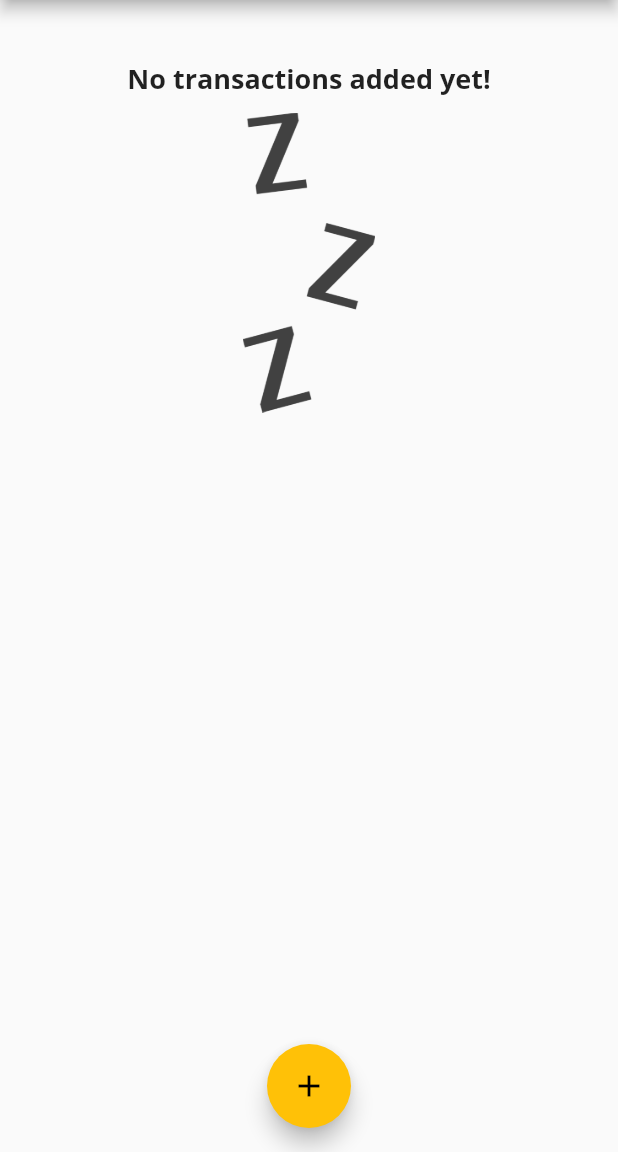
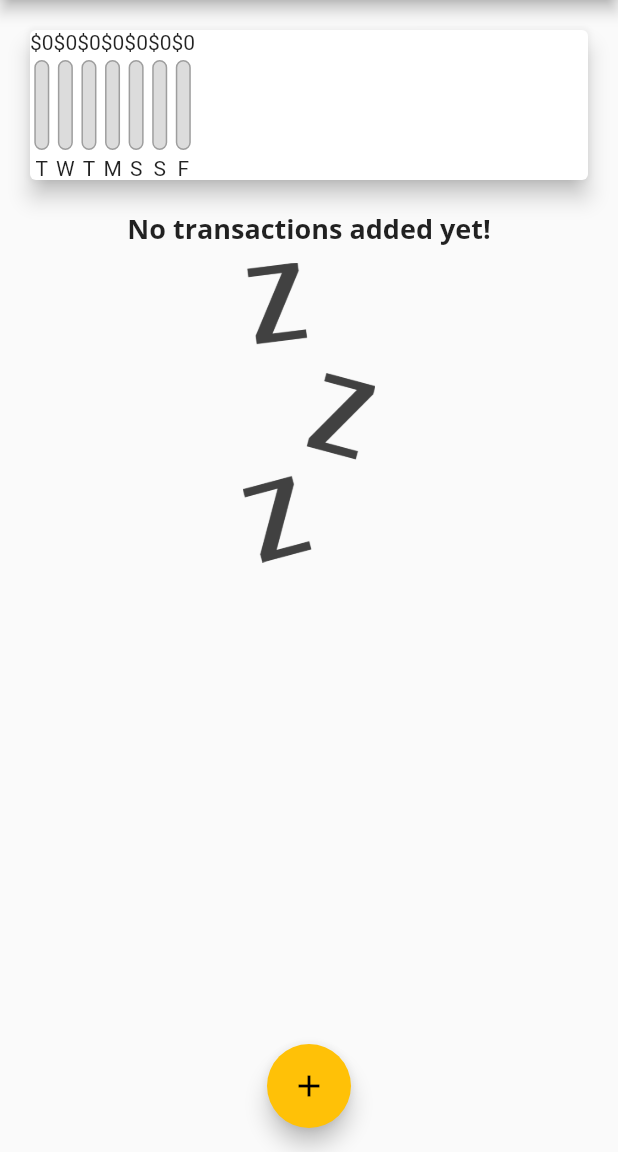
Before and after one commit to yaser-eftekhari/flutter-expense_planner, a Flutter app: the screen it shows after launch, on a phone screen of 412 x 824 dp, the part 84-1236 px from its top. Run offline on Flutter 3.47's test engine with Material 2 defaults, Android fonts, the phone set to English and light mode, and no system bars.

Commit message:
adding bars to the chart; needs more styling

```diff
--- a/lib/widgets/chart.dart
+++ b/lib/widgets/chart.dart
@@ -2,11 +2,18 @@ import 'package:flutter/material.dart';
 import 'package:intl/intl.dart';
 
 import '../model/transaction.dart';
+import 'chart_bar.dart';
 
 class Chart extends StatelessWidget {
   final List<Transaction> recentTransactions;
 
   Chart(this.recentTransactions);
+
+  double get totalSpending {
+    return groupedTransactionValues.fold(0.0, (previousValue, element) {
+      return previousValue + (element['amount'] as double);
+    });
+  }
 
   List<Map<String, Object>> get groupedTransactionValues {
     return List.generate(7, (index) {
@@ -15,14 +22,17 @@ class Chart extends StatelessWidget {
       );
 
       double sum = 0;
-      for(var i = 0; i < recentTransactions.length; i++) {
-        if(recentTransactions[i].date.day == weekDay.day &&
-        recentTransactions[i].date.month == weekDay.month &&
-        recentTransactions[i].date.year == weekDay.year)
+      for (var i = 0; i < recentTransactions.length; i++) {
+        if (recentTransactions[i].date.day == weekDay.day &&
+            recentTransactions[i].date.month == weekDay.month &&
+            recentTransactions[i].date.year == weekDay.year)
           sum += recentTransactions[i].amount;
       }
 
-      return {'day': DateFormat.E().format(weekDay), 'amount': sum};
+      return {
+        'day': DateFormat.E().format(weekDay).substring(0, 1),
+        'amount': sum
+      };
     });
   }
 
@@ -32,7 +42,12 @@ class Chart extends StatelessWidget {
       elevation: 6,
       margin: EdgeInsets.all(20),
       child: Row(
-        children: [],
+        children: groupedTransactionValues.map((e) {
+          return ChartBar(
+              label: (e['day'] as String),
+              spendingAmount: (e['amount'] as double),
+              spendingRatio: (e['amount'] as double)/totalSpending);
+        }).toList(),
       ),
     );
   }
--- /dev/null
+++ b/lib/widgets/chart_bar.dart
@@ -0,0 +1,55 @@
+import 'package:flutter/material.dart';
+
+class ChartBar extends StatelessWidget {
+  final String label;
+  final double spendingAmount;
+  final double spendingRatio;
+
+  ChartBar(
+      {required this.label,
+      required this.spendingAmount,
+      required this.spendingRatio});
+
+  @override
+  Widget build(BuildContext context) {
+    return Column(
+      children: [
+        Text("\$${spendingAmount.toStringAsFixed(0)}"),
+        SizedBox(
+          height: 4,
+        ),
+        Container(
+          height: 60,
+          width: 10,
+          child: Stack(
+            children: [
+              Container(
+                decoration: BoxDecoration(
+                  border: Border.all(
+                    color: Colors.grey,
+                    width: 1,
+                  ),
+                  color: Color.fromRGBO(220, 220, 220, 1),
+                  borderRadius: BorderRadius.circular(10),
+                ),
+              ),
+              FractionallySizedBox(
+                heightFactor: spendingRatio,
+                child: Container(
+                  decoration: BoxDecoration(
+                    color: Theme.of(context).primaryColor,
+                    borderRadius: BorderRadius.circular(10),
+                  ),
+                ),
+              )
+            ],
+          ),
+        ),
+        SizedBox(
+          height: 4,
+        ),
+        Text(label),
+      ],
+    );
+  }
+}
```
